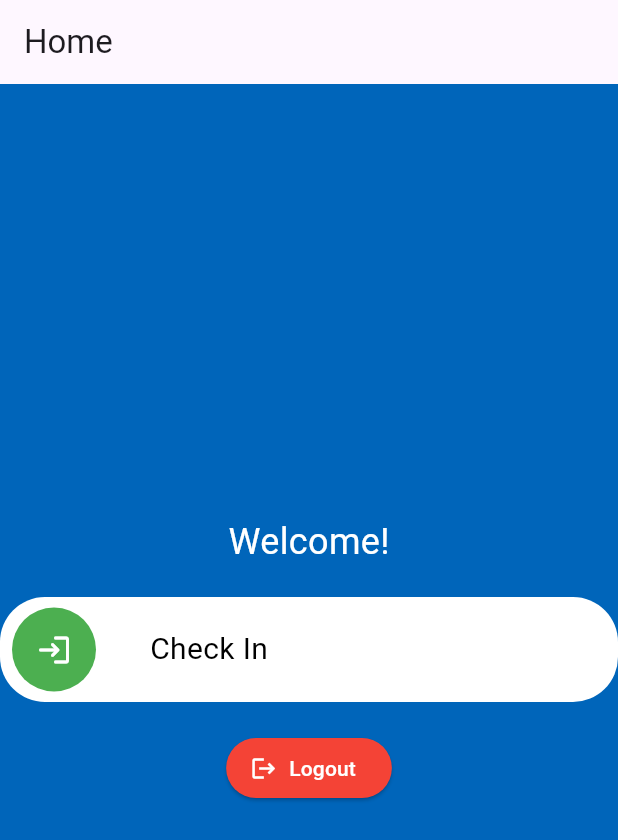
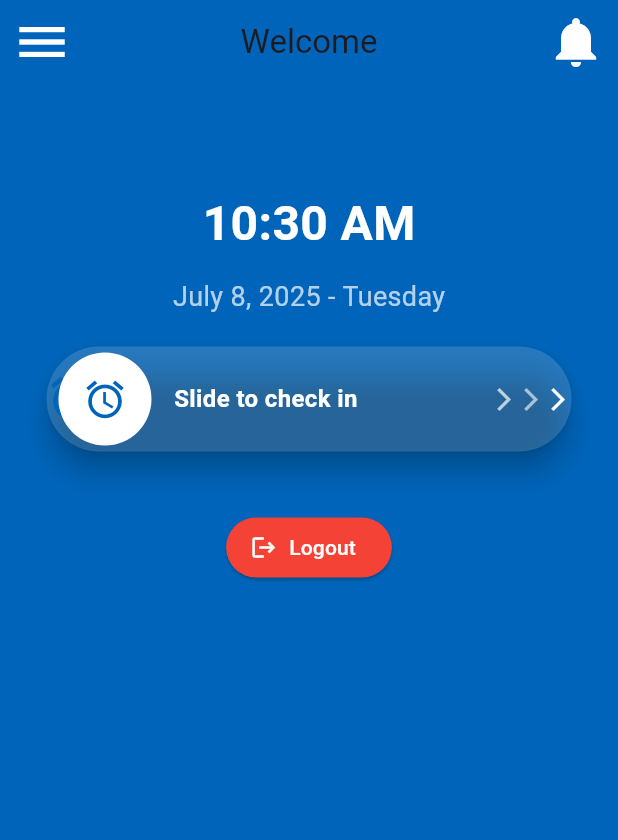
Before and after one commit to Khant-haythi/attendenceLoginTest, a Flutter app: the HomeScreen screen opened directly, on a phone screen of 412 x 824 dp. Shown: the top 840 px of the screen. Run offline on Flutter 3.47's test engine with Material 3 defaults, Android fonts, the light colour scheme and no system bars; drawn by our look-alikes of slide_to_act; our stand-ins replace dio, flutter_secure_storage; missing offline and left inert: flutter_analog_clock; accounts and stored records are empty.

Commit message:
Update Project Structure

```diff
--- /dev/null
+++ b/lib/2_application/core/widgets/clock_widget.dart
@@ -0,0 +1,59 @@
+import 'package:flutter/material.dart';
+import 'package:intl/intl.dart';
+import 'dart:async';
+
+class ClockWidget extends StatefulWidget {
+  @override
+  _ClockWidgetState createState() => _ClockWidgetState();
+}
+
+class _ClockWidgetState extends State<ClockWidget> {
+  late Timer _timer;
+  late DateTime _now;
+
+  @override
+  void initState() {
+    super.initState();
+    _now = DateTime.now();
+    _timer = Timer.periodic(Duration(seconds: 1), (timer) {
+      setState(() {
+        _now = DateTime.now();
+      });
+    });
+  }
+
+  @override
+  void dispose() {
+    _timer.cancel();
+    super.dispose();
+  }
+
+  @override
+  Widget build(BuildContext context) {
+    String formattedTime = DateFormat('h:mm a').format(_now); // 9:05 AM
+    String formattedDate = DateFormat('MMMM d, yyyy - EEEE').format(_now); // July 3, 2025 - Thursday
+
+    return Column(
+      mainAxisSize: MainAxisSize.min,
+      children: [
+        Container(
+          padding: EdgeInsets.symmetric(vertical: 10, horizontal: 20),
+
+          child: Text(
+            formattedTime,
+            style: TextStyle(
+              fontSize: 32,
+              fontWeight: FontWeight.bold,
+              color: Colors.white,
+            ),
+          ),
+        ),
+        SizedBox(height: 3),
+        Text(
+          formattedDate,
+          style: TextStyle(fontSize: 18, color: Colors.white70),
+        ),
+      ],
+    );
+  }
+}
--- /dev/null
+++ b/lib/2_application/pages/home_screen.dart
@@ -0,0 +1,248 @@
+
+import 'package:flutter/material.dart';
+import 'package:flutter_analog_clock/flutter_analog_clock.dart';
+import 'package:slide_to_act/slide_to_act.dart';
+import 'package:intl/intl.dart';
+import 'package:dio/dio.dart';
+
+import '../../0_data/datasources/api_client.dart';
+import '../core/widgets/clock_widget.dart';
+import 'api_login_screen.dart';
+
+class HomeScreen extends StatefulWidget {
+  @override
+  State<HomeScreen> createState() => _HomeScreenState();
+}
+
+class _HomeScreenState extends State<HomeScreen> {
+  bool _isCheckedIn = false;
+  String? checkInTime;
+  String? checkOutTime;
+
+  Future<void> _handleSlideAction(BuildContext context) async {
+    final now = DateTime.now();
+    final formattedDate = DateFormat("yyyy-MM-dd").format(now);
+    final formattedTime = DateFormat("HH:mm:ss").format(now);
+
+    final token = await ApiClient.storage.read(key: 'accessToken');
+
+    if (token == null) {
+      ScaffoldMessenger.of(context).showSnackBar(
+        SnackBar(
+          content: Text("User not authenticated"),
+          backgroundColor: Colors.red,
+        ),
+      );
+      return;
+    }
+
+    final Map<String, dynamic> body = {
+      "date": formattedDate,
+    };
+
+    if (_isCheckedIn) {
+      // User is checking out
+      checkOutTime = formattedTime;
+      body["checkInTime"] = checkInTime;
+      body["checkOutTime"] = checkOutTime;
+    } else {
+      // User is checking in
+      checkInTime = formattedTime;
+      body["checkInTime"] = checkInTime;
+      body["checkOutTime"] = null;
+    }
+
+    // 👇 Add this for debugging
+    print("📤 Sending Attendance Data:");
+    print("  ➤ Final Body: $body");
+    print("  ➤ Token: $token");
+
+    try {
+      final response = await ApiClient.dio.post(
+        'Attendances/self',
+        data: body,
+        options: Options(
+          headers: {
+            'Content-Type': 'application/json',
+            'Authorization': 'Bearer $token',
+          },
+        ),
+      );
+
+      if (response.statusCode == 200 || response.statusCode == 201) {
+        setState(() {
+          _isCheckedIn = !_isCheckedIn;
+        });
+        ScaffoldMessenger.of(context).showSnackBar(
+          SnackBar(
+            content: Text(_isCheckedIn ? "Check-in completed!" : "Check-out completed!"),
+            backgroundColor: Colors.green,
+          ),
+        );
+      } else {
+        throw Exception("Failed to submit");
+      }
+    } catch (e) {
+      print("❌ Error submitting attendance: $e");
+      ScaffoldMessenger.of(context).showSnackBar(
+        SnackBar(
+          content: Text("Error submitting attendance"),
+          backgroundColor: Colors.red,
+        ),
+      );
+    }
+  }
+
+  @override
+  Widget build(BuildContext context) {
+    return Scaffold(
+      appBar: AppBar(title: Center(child: Text("Welcome")), backgroundColor: Color(0xFF0065BA),
+        leading: Builder(
+          builder: (context) => IconButton(
+            icon: Icon(
+              Icons.menu,
+              color: Colors.white,
+              size: 40.0,
+            ),
+            onPressed: () {
+              Scaffold.of(context).openDrawer(); // Opens the drawer
+            },
+          ),
+        ),
+
+      actions: [IconButton(onPressed: (){}, icon: Icon(Icons.notifications,
+        color: Colors.white,
+        size: 40,))
+      ],),
+
+      drawer: Drawer(
+        child: ListView(
+          children: [
+            DrawerHeader(child: Text('Header')),
+            ListTile(title: Text('Item 1')),
+          ],
+        ),
+      ),
+      backgroundColor: Color(0xFF0065BA),
+      body: Center(
+        child: Padding(
+          padding: const EdgeInsets.only(top:60.0),
+          child: Column(
+            mainAxisAlignment: MainAxisAlignment.start,
+
+            children: [
+              ClockWidget(),
+              SizedBox(height: 20),
+
+              AnimatedSwitcher(
+                duration: Duration(milliseconds: 500),
+                child: _isCheckedIn
+                    ? SizedBox(
+                  width: 350,
+                      child: SlideAction(
+                                      key: ValueKey("checkout"),
+                                      borderRadius: 50,
+                                      innerColor: Colors.white,
+                                      outerColor: Colors.white.withOpacity(0.15),
+                                      elevation: 8,
+                                      sliderButtonIcon: Icon(Icons.logout,
+                                        color: Color(0xFF0065BA),size:30),
+                                      onSubmit: () async => await _handleSlideAction(context),
+                                      child: Row(
+                      mainAxisAlignment: MainAxisAlignment.spaceBetween,
+                      children: [
+                        Row(
+                          children: [
+                            Icon(Icons.exit_to_app_rounded, color: Color
+                              (0xFF0065BA),size:35),
+                            SizedBox(width: 50),
+                            Text(
+                              'Slide to check out',
+                              style: TextStyle(
+                                color: Colors.white,
+                                fontWeight: FontWeight.bold,
+                                fontSize: 16
+                              ),
+                            ),
+                          ],
+                        ),
+                        Row(
+                          children: [
+                            Icon(Icons.arrow_forward_ios, size: 18, color: Colors.white70),
+                            Icon(Icons.arrow_forward_ios, size: 18, color: Colors.white60),
+                            Icon(Icons.arrow_forward_ios, size: 18, color: Colors.white),
+                          ],
+                        ),
+                      ],
+                                      ),
+                                    ),
+                    )
+                    : SizedBox(
+                  width: 350,
+                      child: SlideAction(
+                                      key: ValueKey("checkin"),
+                                      borderRadius: 60,
+                                      innerColor: Colors.white,
+                                      outerColor: Colors.white.withOpacity(0.15),
+                                      elevation: 8,
+                                      sliderButtonIcon: Icon(Icons.alarm,
+                                        color: Color(0xFF0065BA),size:30),
+                                      onSubmit: () async => await _handleSlideAction(context),
+                                      child: Row(
+                      mainAxisAlignment: MainAxisAlignment.spaceBetween,
+                      children: [
+                        Row(
+                          children: [
+                            Icon(Icons.alarm, color: Color(0xFF0065BA),
+                            size: 35,),
+                            SizedBox(width: 50),
+                            Text(
+                              'Slide to check in',
+                              style: TextStyle(
+                                color: Colors.white,
+                                fontWeight: FontWeight.bold,
+                                fontSize: 16
+                              ),
+                            ),
+                          ],
+                        ),
+                        Row(
+                          children: [
+                            Icon(Icons.arrow_forward_ios, size: 18, color: Colors.white70),
+                            Icon(Icons.arrow_forward_ios, size: 18, color: Colors.white60),
+                            Icon(Icons.arrow_forward_ios, size: 18, color: Colors.white),
+                          ],
+                        ),
+                      ],
+                                      ),
+                                    ),
+                    ),
+              ),
+
+              SizedBox(height: 40),
+
+              ElevatedButton.icon(
+                onPressed: () async {
+                  await ApiClient.storage.delete(key: 'accessToken');
+                  await ApiClient.storage.delete(key: 'refreshToken');
+                  await ApiClient.storage.delete(key: 'keepLoggedIn');
+                  Navigator.pushReplacement(
+                    context,
+                    MaterialPageRoute(builder: (context) => ApiLoginScreen()),
+                  );
+                },
+                icon: Icon(Icons.logout),
+                label: Text("Logout"),
+                style: ElevatedButton.styleFrom(
+                  backgroundColor: Colors.red,
+                  foregroundColor: Colors.white,
+                ),
+              ),
+            ],
+          ),
+        ),
+      ),
+    );
+  }
+
+}
--- a/lib/home_screen.dart
+++ /dev/null
@@ -1,189 +0,0 @@
-import 'package:attendance_login/services/api_client.dart';
-import 'package:flutter/material.dart';
-import 'package:flutter_analog_clock/flutter_analog_clock.dart';
-import 'package:slide_to_act/slide_to_act.dart';
-import 'package:intl/intl.dart';
-import 'package:dio/dio.dart';
-
-import 'api_login_screen.dart';
-
-class HomeScreen extends StatefulWidget {
-  @override
-  State<HomeScreen> createState() => _HomeScreenState();
-}
-
-class _HomeScreenState extends State<HomeScreen> {
-  bool _isCheckedIn = false;
-  String? checkInTime;
-  String? checkOutTime;
-
-  Future<void> _handleSlideAction(BuildContext context) async {
-    final now = DateTime.now();
-    final formattedDate = DateFormat("yyyy-MM-dd").format(now);
-    final formattedTime = DateFormat("HH:mm:ss").format(now);
-
-    final token = await ApiClient.storage.read(key: 'accessToken');
-
-    if (token == null) {
-      ScaffoldMessenger.of(context).showSnackBar(
-        SnackBar(
-          content: Text("User not authenticated"),
-          backgroundColor: Colors.red,
-        ),
-      );
-      return;
-    }
-
-    final Map<String, dynamic> body = {
-      "date": formattedDate,
-    };
-
-    if (_isCheckedIn) {
-      // User is checking out
-      checkOutTime = formattedTime;
-      body["checkInTime"] = checkInTime;
-      body["checkOutTime"] = checkOutTime;
-    } else {
-      // User is checking in
-      checkInTime = formattedTime;
-      body["checkInTime"] = checkInTime;
-      body["checkOutTime"] = null;
-    }
-
-    // 👇 Add this for debugging
-    print("📤 Sending Attendance Data:");
-    print("  ➤ Final Body: $body");
-    print("  ➤ Token: $token");
-
-    try {
-      final response = await ApiClient.dio.post(
-        'Attendances/self',
-        data: body,
-        options: Options(
-          headers: {
-            'Content-Type': 'application/json',
-            'Authorization': 'Bearer $token',
-          },
-        ),
-      );
-
-      if (response.statusCode == 200 || response.statusCode == 201) {
-        setState(() {
-          _isCheckedIn = !_isCheckedIn;
-        });
-        ScaffoldMessenger.of(context).showSnackBar(
-          SnackBar(
-            content: Text(_isCheckedIn ? "Checked in!" : "Checked out!"),
-            backgroundColor: Colors.green,
-          ),
-        );
-      } else {
-        throw Exception("Failed to submit");
-      }
-    } catch (e) {
-      print("❌ Error submitting attendance: $e");
-      ScaffoldMessenger.of(context).showSnackBar(
-        SnackBar(
-          content: Text("Error submitting attendance"),
-          backgroundColor: Colors.red,
-        ),
-      );
-    }
-  }
-
-  @override
-  Widget build(BuildContext context) {
-    return Scaffold(
-      appBar: AppBar(title: Text("Home")),
-      backgroundColor: Color(0xFF0065BA),
-      body: Center(
-        child: Column(
-          mainAxisAlignment: MainAxisAlignment.center,
-          children: [
-            Text("Welcome!",
-                style: TextStyle(fontSize: 24, color: Colors.white)),
-            SizedBox(height: 20),
-
-            AnimatedSwitcher(
-              duration: Duration(milliseconds: 500),
-              child: _isCheckedIn
-                  ? Transform(
-                alignment: Alignment.center,
-                transform: Matrix4.rotationY(3.1416),
-                child: SlideAction(
-                  key: ValueKey("checkout"),
-                  borderRadius: 30,
-                  innerColor: Colors.redAccent,
-                  outerColor: Colors.white,
-                  elevation: 0,
-                  sliderButtonIcon: Transform(
-                    alignment: Alignment.center,
-                    transform: Matrix4.rotationY(3.1416),
-                    child: Icon(Icons.logout, color: Colors.white),
-                  ),
-                  child: Transform(
-                    alignment: Alignment.center,
-                    transform: Matrix4.rotationY(3.1416),
-                    child: Row(
-                      mainAxisAlignment: MainAxisAlignment.start,
-                      children: [
-                        SizedBox(width: 180),
-                        Text(
-                          'Check Out',
-                          style: TextStyle(
-                              color: Colors.black, fontSize: 20),
-                        ),
-                      ],
-                    ),
-                  ),
-                  onSubmit: () async => await _handleSlideAction(context),
-                ),
-              )
-                  : SlideAction(
-                key: ValueKey("checkin"),
-                borderRadius: 30,
-                innerColor: Colors.green,
-                outerColor: Colors.white,
-                elevation: 0,
-                sliderButtonIcon:
-                Icon(Icons.login_rounded, color: Colors.white),
-                child: Row(
-                  mainAxisAlignment: MainAxisAlignment.start,
-                  children: [
-                    SizedBox(width: 100),
-                    Text(
-                      'Check In',
-                      style:
-                      TextStyle(color: Colors.black, fontSize: 20),
-                    ),
-                  ],
-                ),
-                onSubmit: () async => await _handleSlideAction(context),
-              ),
-            ),
-
-            SizedBox(height: 20),
-
-            ElevatedButton.icon(
-              onPressed: () async {
-                await ApiClient.storage.delete(key: 'accessToken');
-                await ApiClient.storage.delete(key: 'refreshToken');
-                await ApiClient.storage.delete(key: 'keepLoggedIn');
-                Navigator.pushReplacement(
-                  context,
-                  MaterialPageRoute(builder: (context) => ApiLoginScreen()),
-                );
-              },
-              icon: Icon(Icons.logout),
-              label: Text("Logout"),
-              style: ElevatedButton.styleFrom(
-                backgroundColor: Colors.red,
-                foregroundColor: Colors.white,
-              ),
-            ),
-          ],
-        ),
-      ),
-    );
-  }
-}
```
Also changed, not shown: lib/2_application/pages/api_login_screen.dart (renamed from lib/api_login_screen.dart, +3 -4 lines), lib/login_screen.dart (deleted, +0 -80 lines), lib/main.dart (+5 -4 lines), lib/0_data/datasources/api_client.dart (renamed from lib/services/api_client.dart), lib/0_data/datasources/api_service.dart (renamed from lib/services/api_service.dart), lib/2_application/pages/forgetpassword_screen.dart (renamed from lib/forgetpassword_screen.dart).
